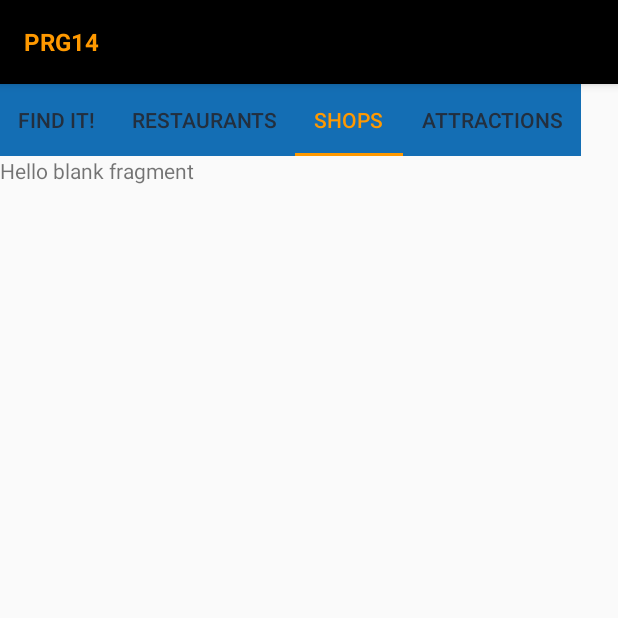
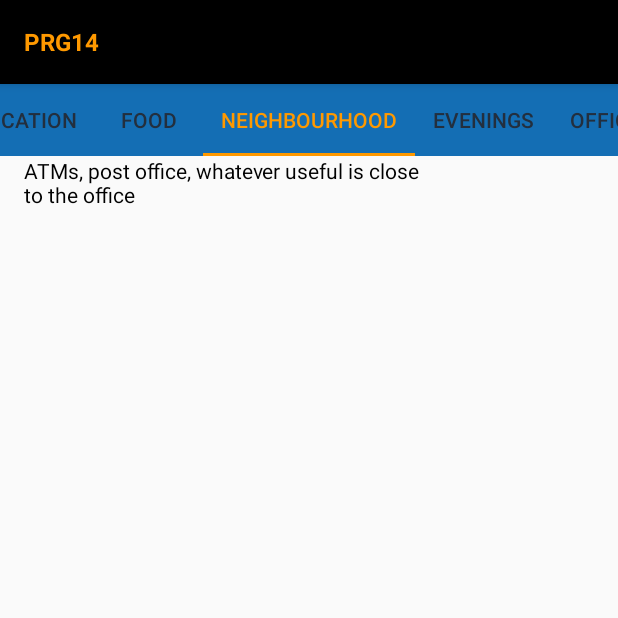
Before and after one commit to wuujcik/PRG14, an Android app: the fragment BusinessesFragment placed in its activity, tab 3 chosen, on a phone screen of 412 x 824 dp, the top half of it. Run offline under Robolectric (Android 15) with nearby library versions, the phone set to English and light mode, and no system bars; 1 statement that could not run was skipped.

Commit message:
added more tabs

```diff
--- a/app/src/main/java/com/wuujcik/prg14/ShopsFragment.java
+++ b/app/src/main/java/com/wuujcik/prg14/BusinessesFragment.java
@@ -1,24 +1,29 @@
 package com.wuujcik.prg14;
 
-import android.content.Context;
-import android.net.Uri;
+
 import android.os.Bundle;
 import android.support.v4.app.Fragment;
 import android.view.LayoutInflater;
 import android.view.View;
 import android.view.ViewGroup;
 
-public class ShopsFragment extends Fragment {
 
-    public ShopsFragment() {
+/**
+ * A simple {@link Fragment} subclass.
+ */
+public class BusinessesFragment extends Fragment {
+
+
+    public BusinessesFragment() {
         // Required empty public constructor
     }
+
 
     @Override
     public View onCreateView(LayoutInflater inflater, ViewGroup container,
                              Bundle savedInstanceState) {
         // Inflate the layout for this fragment
-        View rootView = inflater.inflate(R.layout.fragment_shops, container, false);
+        View rootView = inflater.inflate(R.layout.fragment_businesses, container, false);
 
         return rootView;
     }
--- /dev/null
+++ b/app/src/main/java/com/wuujcik/prg14/EveningssFragment.java
@@ -0,0 +1,23 @@
+package com.wuujcik.prg14;
+
+import android.os.Bundle;
+import android.support.v4.app.Fragment;
+import android.view.LayoutInflater;
+import android.view.View;
+import android.view.ViewGroup;
+
+public class EveningssFragment extends Fragment {
+
+    public EveningssFragment() {
+        // Required empty public constructor
+    }
+
+    @Override
+    public View onCreateView(LayoutInflater inflater, ViewGroup container,
+                             Bundle savedInstanceState) {
+        // Inflate the layout for this fragment
+        View rootView = inflater.inflate(R.layout.fragment_evenings, container, false);
+
+        return rootView;
+    }
+}
--- a/app/src/main/java/com/wuujcik/prg14/RestaurantsFragment.java
+++ b/app/src/main/java/com/wuujcik/prg14/FoodFragment.java
@@ -10,9 +10,9 @@ import android.widget.ListView;
 import java.util.ArrayList;
 
 
-public class RestaurantsFragment extends Fragment {
+public class FoodFragment extends Fragment {
 
-    public RestaurantsFragment() {
+    public FoodFragment() {
         // Required empty public constructor
     }
 
@@ -20,7 +20,7 @@ public class RestaurantsFragment extends Fragment {
     public View onCreateView(LayoutInflater inflater, ViewGroup container,
                              Bundle savedInstanceState) {
         // Inflate the layout for this fragment
-        View rootView = inflater.inflate(R.layout.fragment_restaurants, container, false);
+        View rootView = inflater.inflate(R.layout.fragment_food, container, false);
 
         final ArrayList<Place> restaurant = new ArrayList<>();
         restaurant.add(new Place(getString(R.string.name_sushiTime), getString(R.string.address_sushiTime), R.drawable.icon_sushi, getString(R.string.website_sushiTime)));
@@ -28,6 +28,7 @@ public class RestaurantsFragment extends Fragment {
         restaurant.add(new Place(getString(R.string.name_kebabMardin), getString(R.string.address_kebabMardin), R.drawable.icon_blank));
         restaurant.add(new Place(getString(R.string.name_greenFactory), getString(R.string.address_green_factory), R.drawable.icon_green_factory, getString(R.string.website_greenFactory)));
         restaurant.add(new Place(getString(R.string.name_cafe_le_noble), getString(R.string.address_cafe_le_noble), R.drawable.icon_cafe_le_noble, getString(R.string.website_cafe_le_noble)));
+        restaurant.add(new Place(getString(R.string.name_albert), getString(R.string.address_albert), R.drawable.icon_albert, getString(R.string.website_albert)));
 
         PlaceAdapter adapter = new PlaceAdapter(getActivity(), restaurant);
         ListView listView = (ListView) rootView.findViewById(R.id.layout_restautants);
--- a/app/src/main/java/com/wuujcik/prg14/FindFragment.java
+++ b/app/src/main/java/com/wuujcik/prg14/LocationFragment.java
@@ -13,13 +13,12 @@ import com.google.android.gms.maps.GoogleMap;
 import com.google.android.gms.maps.GoogleMapOptions;
 import com.google.android.gms.maps.MapView;
 import com.google.android.gms.maps.OnMapReadyCallback;
-import com.google.android.gms.maps.UiSettings;
 import com.google.android.gms.maps.model.BitmapDescriptorFactory;
 import com.google.android.gms.maps.model.LatLng;
 import com.google.android.gms.maps.model.MarkerOptions;
 
 
-public class FindFragment extends Fragment implements OnMapReadyCallback {
+public class LocationFragment extends Fragment implements OnMapReadyCallback {
 
     GoogleMap mGoogleMap;
     MapView mMapView;
@@ -28,7 +27,7 @@ public class FindFragment extends Fragment implements OnMapReadyCallback {
 
 //TODO dodać do mapy możliwość przesuwania, powiększania i zmniejszania
 
-    public FindFragment() {
+    public LocationFragment() {
         // Required empty public constructor
     }
 
@@ -36,7 +35,7 @@ public class FindFragment extends Fragment implements OnMapReadyCallback {
     public View onCreateView(LayoutInflater inflater, ViewGroup container,
                              Bundle savedInstanceState) {
         // Inflate the layout for this fragment
-        rootView = inflater.inflate(R.layout.fragment_find, container, false);
+        rootView = inflater.inflate(R.layout.fragment_location, container, false);
         scrollView = (ScrollView) rootView.findViewById(R.id.fragment_find);
         return rootView;
     }
--- a/app/src/main/java/com/wuujcik/prg14/MainActivity.java
+++ b/app/src/main/java/com/wuujcik/prg14/MainActivity.java
@@ -32,7 +32,7 @@ public class MainActivity extends AppCompatActivity {
         TabLayout tabLayout = (TabLayout) findViewById(R.id.sliding_tabs);
         tabLayout.setupWithViewPager(viewPager);
     }
-    public void maps_app(View view) {
+    public void link_to_maps_app(View view) {
         Intent intent = new Intent(android.content.Intent.ACTION_VIEW,
                 Uri.parse("https://www.google.com/maps/place/Amazon+PRG14/@50.0984356,14.4635431,17z/data=!3m1!4b1!4m5!3m4!1s0x470b9357cb3279c3:0x44b87dbe980ba8a!8m2!3d50.0984322!4d14.4657318"));
         startActivity(intent);
--- a/app/src/main/java/com/wuujcik/prg14/AttractionsFragment.java
+++ b/app/src/main/java/com/wuujcik/prg14/NeighbourhoodFragment.java
@@ -1,7 +1,6 @@
 package com.wuujcik.prg14;
 
-import android.content.Context;
-import android.net.Uri;
+
 import android.os.Bundle;
 import android.support.v4.app.Fragment;
 import android.view.LayoutInflater;
@@ -9,19 +8,23 @@ import android.view.View;
 import android.view.ViewGroup;
 
 
-public class AttractionsFragment extends Fragment {
+/**
+ * A simple {@link Fragment} subclass.
+ */
+public class NeighbourhoodFragment extends Fragment {
 
-    public AttractionsFragment() {
+
+    public NeighbourhoodFragment() {
         // Required empty public constructor
     }
+
 
     @Override
     public View onCreateView(LayoutInflater inflater, ViewGroup container,
                              Bundle savedInstanceState) {
         // Inflate the layout for this fragment
-        View rootView = inflater.inflate(R.layout.fragment_attractions, container, false);
+        View rootView = inflater.inflate(R.layout.fragment_neighbourhood, container, false);
 
         return rootView;
     }
-
 }
--- a/app/src/main/java/com/wuujcik/prg14/Place.java
+++ b/app/src/main/java/com/wuujcik/prg14/Place.java
@@ -1,4 +1,8 @@
 package com.wuujcik.prg14;
+
+
+/**Place object represents the ArrayList element that describes the places
+ * that can be visited in the neighbourhood of the office*/
 
 public class Place {
 
--- a/app/src/main/java/com/wuujcik/prg14/PlaceAdapter.java
+++ b/app/src/main/java/com/wuujcik/prg14/PlaceAdapter.java
@@ -1,15 +1,15 @@
 package com.wuujcik.prg14;
 
 import android.app.Activity;
-import android.text.method.LinkMovementMethod;
 import android.view.LayoutInflater;
 import android.view.View;
 import android.view.ViewGroup;
 import android.widget.ArrayAdapter;
 import android.widget.ImageView;
 import android.widget.TextView;
+import java.util.ArrayList;
 
-import java.util.ArrayList;
+/**The adapter for the ArrayList of the Place objects*/
 
 public class PlaceAdapter extends ArrayAdapter<Place> {
 
--- a/app/src/main/java/com/wuujcik/prg14/SimplePagerAdapter.java
+++ b/app/src/main/java/com/wuujcik/prg14/SimplePagerAdapter.java
@@ -15,17 +15,19 @@ public class SimplePagerAdapter extends FragmentPagerAdapter {
     @Override
     public Fragment getItem(int position) {
         switch (position) {
-            case 0: return new FindFragment();
-            case 1: return new RestaurantsFragment();
-            case 2: return new ShopsFragment();
-            case 3: return new AttractionsFragment();
+            case 0: return new LocationFragment();
+            case 1: return new FoodFragment();
+            case 2: return new NeighbourhoodFragment();
+            case 3: return new EveningssFragment();
+            case 4: return new OfficeFragment();
+            case 5: return new BusinessesFragment();
         }
         return null;
     }
 
     @Override
     public int getCount() {
-        return 4;
+        return 6;
     }
 
 
@@ -33,10 +35,12 @@ public class SimplePagerAdapter extends FragmentPagerAdapter {
     @Override
     public CharSequence getPageTitle(int position) {
         switch (position){
-            case 0: return "Find it!";
-            case 1: return "Restaurants";
-            case 2: return "Shops";
-            case 3: return "Attractions";
+            case 0: return "Location";
+            case 1: return "Food";
+            case 2: return "Neighbourhood";
+            case 3: return "Evenings";
+            case 4: return "office";
+            case 5: return "what we do";
         }return null;
     }
 }
--- /dev/null
+++ b/app/src/main/res/layout/fragment_neighbourhood.xml
@@ -0,0 +1,15 @@
+<?xml version="1.0" encoding="utf-8"?>
+<FrameLayout xmlns:android="http://schemas.android.com/apk/res/android"
+    xmlns:tools="http://schemas.android.com/tools"
+    android:layout_width="match_parent"
+    android:layout_height="match_parent"
+    tools:context=".NeighbourhoodFragment">
+
+    <!-- TODO: Update blank fragment layout -->
+    <TextView
+        android:layout_width="match_parent"
+        android:layout_height="match_parent"
+        style="@style/text"
+        android:text="ATMs, post office, whatever useful is close \nto the office" />
+
+</FrameLayout>
--- a/app/src/main/res/layout/fragment_shops.xml
+++ b/app/src/main/res/layout/fragment_office.xml
@@ -1,14 +1,15 @@
 <?xml version="1.0" encoding="utf-8"?>
-<FrameLayout xmlns:android="http://schemas.android.com/apk/res/android"
+<LinearLayout xmlns:android="http://schemas.android.com/apk/res/android"
     xmlns:tools="http://schemas.android.com/tools"
     android:layout_width="match_parent"
     android:layout_height="match_parent"
-    tools:context=".ShopsFragment">
+    tools:context=".OfficeFragment">
 
     <!-- TODO: Update blank fragment layout -->
     <TextView
         android:layout_width="match_parent"
         android:layout_height="match_parent"
-        android:text="@string/hello_blank_fragment" />
+        style="@style/text"
+        android:text="Info about the interior" />
 
-</FrameLayout>
+</LinearLayout>
--- a/app/src/main/res/values/strings.xml
+++ b/app/src/main/res/values/strings.xml
@@ -14,16 +14,23 @@
     <string name="name_kebabMardin">Mardin Kebab</string>
     <string name="name_greenFactory">Green Factory</string>
     <string name="name_cafe_le_noble">Café Le Noble</string>
+    <string name="name_albert">Albert</string>
 
     <string name="address_sushiTime">Sokolovská 115</string>
     <string name="address_fastGood">Sokolovská 115</string>
     <string name="address_kebabMardin">Molákova 36</string>
     <string name="address_green_factory">Sokolovská 136</string>
     <string name="address_cafe_le_noble">Nekvasilova 29</string>
+    <string name="address_albert">Molákova 614</string>
 
     <string name="website_sushiTime">https://www.sushitime.cz/en/menu/</string>
     <string name="website_fastGood">https://fastgoodrustonka.cz/en/nabidka.php?restaurace=rustonka</string>
     <string name="website_greenFactory">https://www.green-factory.cz/menu-4</string>
     <string name="website_cafe_le_noble">https://www.facebook.com/cafelenoble/</string>
+
+
     <string name="open_map"><u>Click here to open in GoogleMaps App</u></string>
+    <string name="website_albert">https://www.albert.cz/?en=1</string>
+
+
 </resources>
```
Also changed, not shown: app/src/main/java/com/wuujcik/prg14/OfficeFragment.java (added, +25 -0 lines), app/src/main/res/layout/fragment_businesses.xml (renamed from app/src/main/res/layout/fragment_attractions.xml, +5 -4 lines), app/src/main/res/layout/fragment_location.xml (renamed from app/src/main/res/layout/fragment_find.xml, +3 -4 lines), app/src/main/res/drawable/icon_albert.jpg (added), app/src/main/res/layout/fragment_food.xml (renamed from app/src/main/res/layout/fragment_restaurants.xml).
